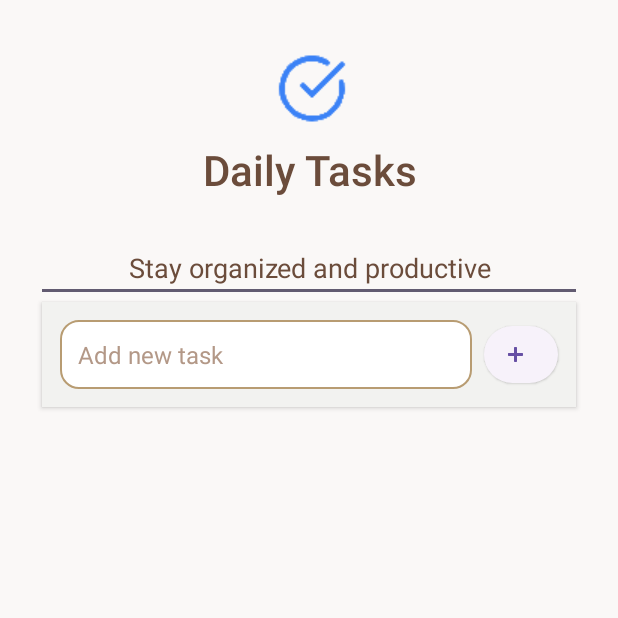
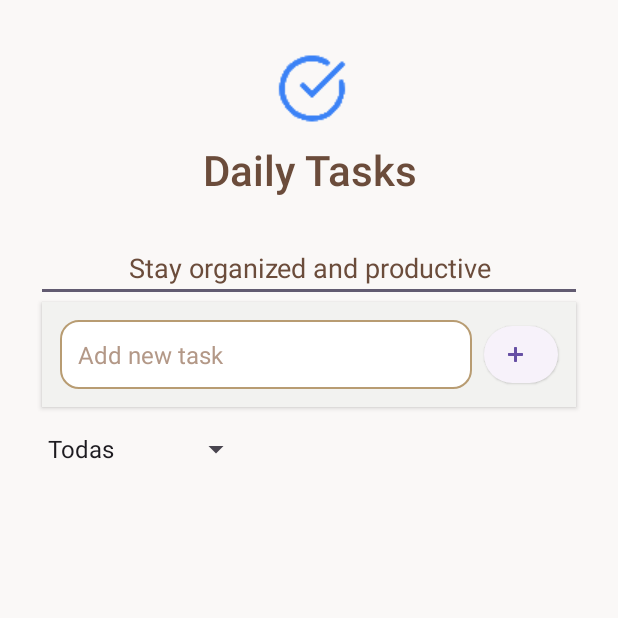
Before and after one commit to IasmimCoder/checklist-kotlin, an Android app: the screen it shows after launch (MainActivity), on a phone screen of 412 x 824 dp, the top half of it. Run offline under Robolectric (Android 15) with nearby library versions, the phone set to English and light mode, and no system bars.

Commit message:
nova funcionalidade: filtro de tarefas desenvolvido

```diff
--- a/app/src/main/java/com/example/checklistkotlin/MainActivity.kt
+++ b/app/src/main/java/com/example/checklistkotlin/MainActivity.kt
@@ -19,6 +19,11 @@ class MainActivity : AppCompatActivity() {
     private lateinit var adapter: TaskAdapter
     private lateinit var taskStorage: TaskStorage
 
+    //para filtros
+    private lateinit var filterSpinner: Spinner
+    private var filteredTasks = mutableListOf<Task>()
+    private var currentFilter = 0
+
     //O método onCreate é chamado quando a Activity é criada.
     // Aqui, a interface do usuário é configurada.
     override fun onCreate(savedInstanceState: Bundle?) {
@@ -33,6 +38,7 @@ class MainActivity : AppCompatActivity() {
         listView = findViewById(R.id.taskListView)
         addButton = findViewById(R.id.addButton)
         inputTask = findViewById(R.id.inputTask)
+        filterSpinner = findViewById(R.id.filterSpinner)
 
         // integração do app com o SharedPreferences usando a classe TaskStorage
         // passa a activity em instancia da TaskStorage
@@ -49,6 +55,9 @@ class MainActivity : AppCompatActivity() {
         adapter = TaskAdapter()
         listView.adapter = adapter
 
+        setupSpinner()
+        applyFilter()
+
         //Um listener é configurado para o botão de adicionar.
         // Quando clicado, ele verifica se o campo de texto não está vazio.
         // Se não estiver, a tarefa é adicionada à lista e a interface é atualizada.
@@ -58,12 +67,33 @@ class MainActivity : AppCompatActivity() {
             if (text.isNotEmpty()) {
                 tasks.add(Task(text)) // Cria nova tarefa com done = false
                 inputTask.text.clear()
-                adapter.notifyDataSetChanged()
-                taskStorage.saveTasks(tasks)  // salva ao adicionar
+                taskStorage.saveTasks(tasks) // salva ao adicionar
+                applyFilter()
             } else {
                 Toast.makeText(this, "Digite uma tarefa para adicionar.", Toast.LENGTH_SHORT).show()
             }
         }
+    }
+    //funcao de filtro
+    private fun setupSpinner() {
+        filterSpinner.onItemSelectedListener = object : AdapterView.OnItemSelectedListener {
+            override fun onItemSelected(parent: AdapterView<*>, view: View?, position: Int, id: Long) {
+                currentFilter = position
+                applyFilter()
+            }
+
+            override fun onNothingSelected(parent: AdapterView<*>) {}
+        }
+    }
+
+    //funcao de filtro
+    private fun applyFilter() {
+        filteredTasks = when (currentFilter) {
+            1 -> tasks.filter { it.done }.toMutableList()
+            2 -> tasks.filter { !it.done }.toMutableList()
+            else -> tasks.toMutableList()
+        }
+        adapter.notifyDataSetChanged()
     }
 
     //Ao clicar em qualquer item da lista, uma caixa de diálogo aparecerá com a tarefa atual preenchida.
@@ -81,8 +111,8 @@ class MainActivity : AppCompatActivity() {
                 val newText = editText.text.toString().trim()
                 if (newText.isNotEmpty()) {
                     tasks[position].text = newText
-                    adapter.notifyDataSetChanged()
                     taskStorage.saveTasks(tasks) // salva ao editar
+                    applyFilter() // ← Corrige a lista filtrada após edição
                 } else {
                     Toast.makeText(this, "A tarefa não pode estar vazia.", Toast.LENGTH_SHORT).show()
                 }
@@ -93,9 +123,9 @@ class MainActivity : AppCompatActivity() {
 
     // TaskAdapter é uma classe interna que estende BaseAdapter. Ela fornece os métodos necessários para gerenciar a lista de tarefas.
     inner class TaskAdapter : BaseAdapter() {
-        override fun getCount(): Int = tasks.size
+        override fun getCount(): Int = filteredTasks.size
 
-        override fun getItem(position: Int): Any = tasks[position]
+        override fun getItem(position: Int): Any = filteredTasks[position]
 
         override fun getItemId(position: Int): Long = position.toLong()
 
@@ -135,7 +165,7 @@ class MainActivity : AppCompatActivity() {
                 viewHolder = view.tag as ViewHolder
             }
 
-            val task = tasks[position]
+            val task = filteredTasks[position]
             viewHolder.checkBox.text = task.text
 
             // Remove listener antigo antes de mudar o estado para evitar disparo indesejado/callback duplicado
@@ -143,18 +173,22 @@ class MainActivity : AppCompatActivity() {
             viewHolder.checkBox.isChecked = task.done  // Define o estado sem disparar listener
 
             viewHolder.checkBox.setOnCheckedChangeListener { _, isChecked ->
-                task.done = isChecked // Atualiza o objeto
-                taskStorage.saveTasks(tasks) // salva ao marcar/desmarcar
+                task.done = isChecked
+                taskStorage.saveTasks(tasks)
+                applyFilter()
             }
 
             viewHolder.deleteButton.setOnClickListener {
-                tasks.removeAt(position)
-                notifyDataSetChanged()
+                val taskToRemove = filteredTasks[position]
+                tasks.remove(taskToRemove)
+                applyFilter()
                 taskStorage.saveTasks(tasks) // salva ao deletar
             }
 
-            viewHolder.checkBox.setOnClickListener {
-                showEditDialog(position)
+            // editar tarefa com clique longo no item da lista
+            view.setOnLongClickListener {
+                val originalPosition = tasks.indexOf(filteredTasks[position])
+                showEditDialog(originalPosition)
                 true
             }
 
--- a/app/src/main/res/layout/activity_main.xml
+++ b/app/src/main/res/layout/activity_main.xml
@@ -83,6 +83,14 @@
             app:icon="@android:drawable/ic_input_add" />
     </LinearLayout>
 
+    <Spinner
+        android:id="@+id/filterSpinner"
+        android:layout_width="wrap_content"
+        android:layout_height="wrap_content"
+        android:layout_marginBottom="12dp"
+        android:entries="@array/filter_options"
+        />
+
     <ListView
         android:id="@+id/taskListView"
         android:layout_width="match_parent"
--- a/app/src/main/res/values/strings.xml
+++ b/app/src/main/res/values/strings.xml
@@ -1,3 +1,8 @@
 <resources>
     <string name="app_name">ChecklistKotlin</string>
+    <string-array name="filter_options">
+        <item>Todas</item>
+        <item>Concluídas</item>
+        <item>Pendentes</item>
+    </string-array>
 </resources>
```
